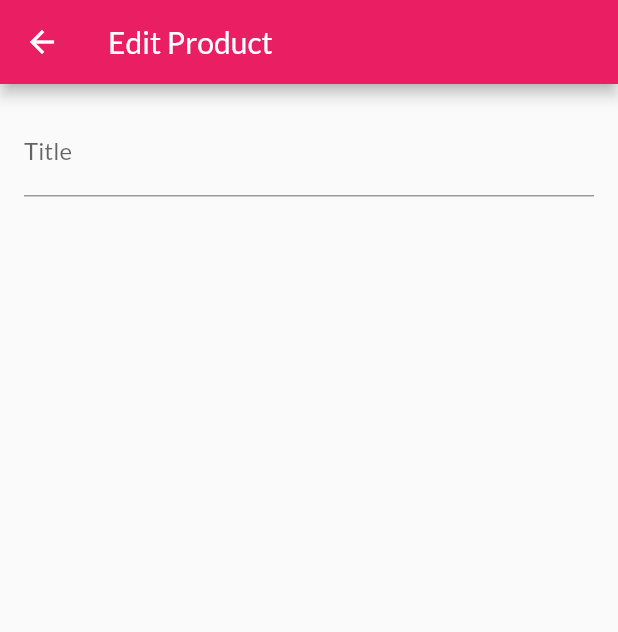
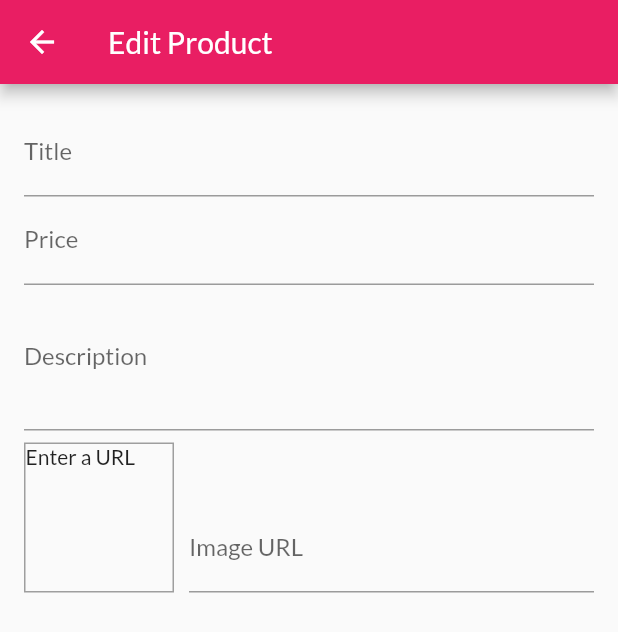
Before and after one commit to boilinux/flutter-shop, a Flutter app: the EditProductScreen screen opened by its route, on a phone screen of 412 x 824 dp. Shown: the top 632 px of the screen. Run offline on Flutter 3.47's test engine with Material 2 defaults, Android fonts, the phone set to English and light mode, and no system bars; network calls fail.

Commit message:
add image url field.

```diff
--- a/lib/screens/edit_product_screen.dart
+++ b/lib/screens/edit_product_screen.dart
@@ -8,6 +8,32 @@
 }
 
 class _EditProductScreenState extends State<EditProductScreen> {
+  final _priceFocusNode = FocusNode();
+  final _descriptionFocusNode = FocusNode();
+  final _imageUrlController = TextEditingController();
+  final _imageFocusNode = FocusNode();
+
+  @override
+  void initState() {
+    _imageFocusNode.addListener(_updateImageUrl);
+
+    super.initState();
+  }
+
+  void _updateImageUrl() {
+    setState(() {});
+  }
+
+  @override
+  void dispose() {
+    _priceFocusNode.dispose();
+    _descriptionFocusNode.dispose();
+    _imageUrlController.dispose();
+    _imageFocusNode.dispose();
+
+    super.dispose();
+  }
+
   @override
   Widget build(BuildContext context) {
     return Scaffold(
@@ -22,6 +48,63 @@
               TextFormField(
                 decoration: InputDecoration(labelText: 'Title'),
                 textInputAction: TextInputAction.next,
+                onFieldSubmitted: (value) {
+                  FocusScope.of(context).requestFocus(_priceFocusNode);
+                },
+              ),
+              TextFormField(
+                decoration: InputDecoration(labelText: 'Price'),
+                textInputAction: TextInputAction.next,
+                keyboardType: TextInputType.number,
+                focusNode: _priceFocusNode,
+                onFieldSubmitted: (value) {
+                  FocusScope.of(context).requestFocus(_descriptionFocusNode);
+                },
+              ),
+              TextFormField(
+                decoration: InputDecoration(labelText: 'Description'),
+                maxLines: 3,
+                keyboardType: TextInputType.multiline,
+                focusNode: _descriptionFocusNode,
+              ),
+              Row(
+                crossAxisAlignment: CrossAxisAlignment.end,
+                children: <Widget>[
+                  Container(
+                    width: 100,
+                    height: 100,
+                    margin: EdgeInsets.only(
+                      top: 8,
+                      right: 10,
+                    ),
+                    decoration: BoxDecoration(
+                      border: Border.all(
+                        width: 1,
+                        color: Colors.grey,
+                      ),
+                    ),
+                    child: _imageUrlController.text.isEmpty
+                        ? Text('Enter a URL')
+                        : FittedBox(
+                            child: Image.network(
+                              _imageUrlController.text,
+                              fit: BoxFit.cover,
+                            ),
+                          ),
+                  ),
+                  Expanded(
+                    child: TextFormField(
+                      decoration: InputDecoration(labelText: 'Image URL'),
+                      keyboardType: TextInputType.url,
+                      textInputAction: TextInputAction.done,
+                      controller: _imageUrlController,
+                      onEditingComplete: () {
+                        setState(() {});
+                      },
+                      focusNode: _imageFocusNode,
+                    ),
+                  ),
+                ],
               ),
             ],
           ),
```
